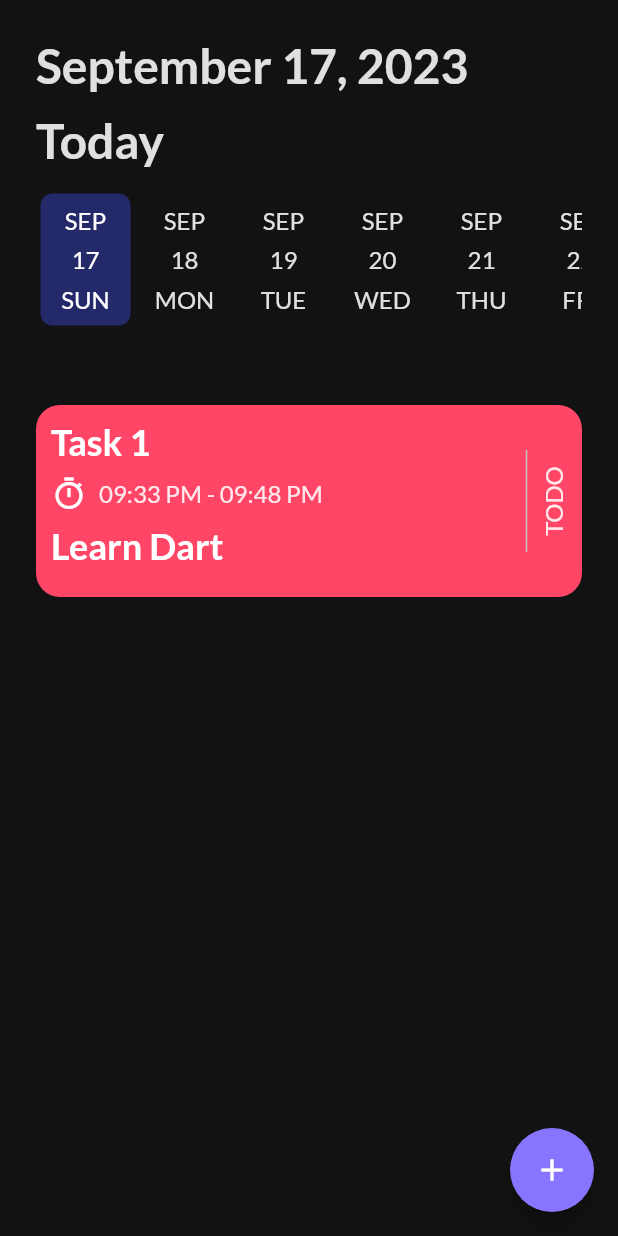
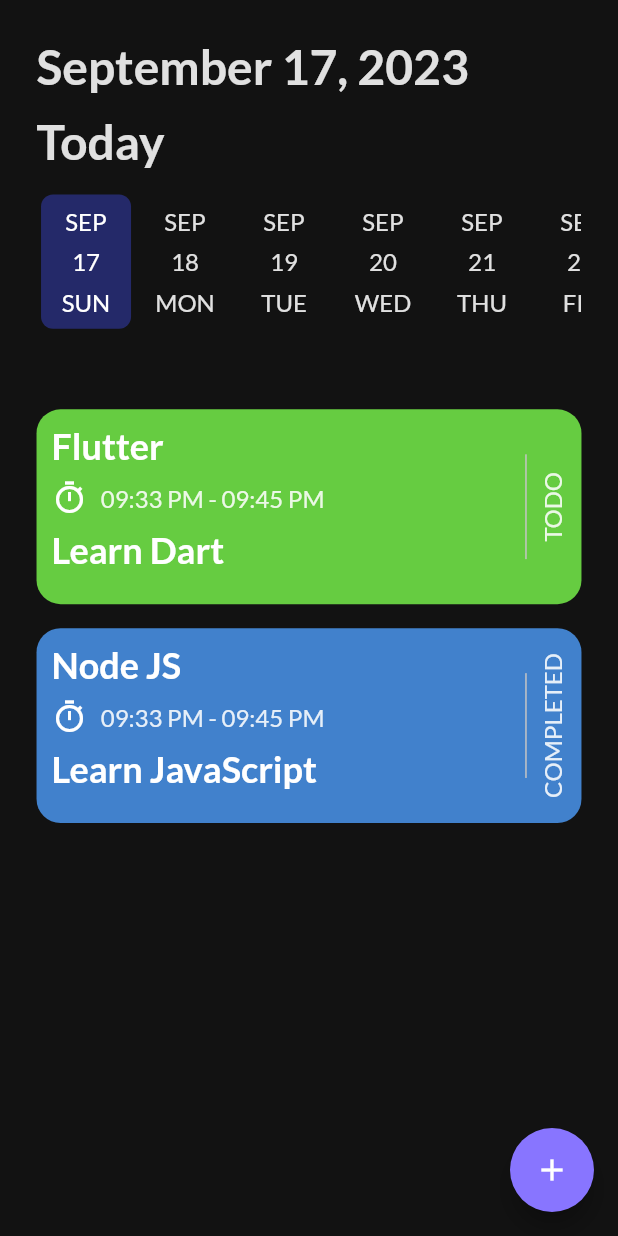
Before and after one commit to eng-muhammedabdulrahman/to_do_app, a Flutter app: the HomeScreen screen opened directly, on a phone screen of 412 x 824 dp. Run offline on Flutter 3.47's test engine with Material 2 defaults, Android fonts, the phone set to English and light mode, and no system bars; drawn by our look-alikes of date_picker_timeline; our stand-ins replace flutter_bloc, flutter_screenutil, get_it, google_fonts, shared_preferences, smooth_page_indicator; accounts and stored records are empty.

Commit message:
Dummy Data with Task Model

```diff
--- /dev/null
+++ b/lib/features/task/data/model/task_model.dart
@@ -0,0 +1,39 @@
+class TaskModel {
+  final String id;
+  final String title;
+  final String note;
+  final String startTime;
+  final String endTime;
+  final bool isCompleted;
+  final int color;
+
+  TaskModel({
+    required this.id,
+    required this.title,
+    required this.note,
+    required this.startTime,
+    required this.endTime,
+    required this.isCompleted,
+    required this.color,
+  });
+  static List<TaskModel> tasksList = [
+    TaskModel(
+      id: '1',
+      title: 'Flutter',
+      note: 'Learn Dart',
+      startTime: '09:33 PM',
+      endTime: '09:45 PM',
+      isCompleted: false,
+      color: 1,
+    ),
+    TaskModel(
+      id: '2',
+      title: 'Node JS',
+      note: 'Learn JavaScript',
+      startTime: '09:33 PM',
+      endTime: '09:45 PM',
+      isCompleted: true,
+      color: 3,
+    ),
+  ];
+}
--- a/lib/features/task/presentation/screens/home_screen/home_screen.dart
+++ b/lib/features/task/presentation/screens/home_screen/home_screen.dart
@@ -1,11 +1,14 @@
 import 'package:date_picker_timeline/date_picker_widget.dart';
+import 'package:flutter/foundation.dart';
 import 'package:flutter/material.dart';
+import 'package:flutter_screenutil/flutter_screenutil.dart';
 import 'package:intl/intl.dart';
 import 'package:to_do_app/core/commons/commons.dart';
 import 'package:to_do_app/core/utils/app_assets.dart';
 import 'package:to_do_app/core/utils/app_colors.dart';
 import 'package:to_do_app/core/utils/app_strings.dart';
 import 'package:to_do_app/core/widgets/custom_button.dart';
+import 'package:to_do_app/features/task/data/model/task_model.dart';
 import 'package:to_do_app/features/task/presentation/screens/add_task_screen/add_task_screen.dart';
 
 class HomeScreen extends StatelessWidget {
@@ -16,7 +19,7 @@ class HomeScreen extends StatelessWidget {
     return SafeArea(
       child: Scaffold(
         body: Padding(
-          padding: const EdgeInsets.all(24),
+          padding: EdgeInsets.all(24.h),
           child: Column(
             crossAxisAlignment: CrossAxisAlignment.start,
             children: [
@@ -25,19 +28,19 @@ class HomeScreen extends StatelessWidget {
                 DateFormat.yMMMMd().format(DateTime.now()),
                 style: Theme.of(context).textTheme.displayLarge,
               ),
-              const SizedBox(
-                height: 12,
+              SizedBox(
+                height: 12.h,
               ),
               // Today
               Text(
                 AppStrings.toDay,
                 style: Theme.of(context).textTheme.displayLarge,
               ),
-              const SizedBox(
-                height: 14,
+              SizedBox(
+                height: 14.h,
               ),
               DatePicker(
-                height: 94,
+                height: 94.h,
                 DateTime.now(),
                 initialSelectedDate: DateTime.now(),
                 selectionColor: AppColors.selectDate,
@@ -52,27 +55,29 @@ class HomeScreen extends StatelessWidget {
                   //   });
                 },
               ),
-              const SizedBox(
-                height: 50,
+              SizedBox(
+                height: 50.h,
               ),
-              // Center(
-              //   child:
-              //   // no tasks
-              //   // noTasksWidget(context),
-              // ),
-              InkWell(
+              // no tasks
+              TaskModel.tasksList.isEmpty
+                  ? noTasksWidget(context)
+                  : Expanded(
+                      child: ListView.builder(
+                          itemCount: TaskModel.tasksList.length,
+                          itemBuilder: (context, index) {
+                            return InkWell(
                                 onTap: () {
                                   showModalBottomSheet(
                                       context: context,
                                       builder: (context) {
                                         return Container(
                                           padding: const EdgeInsets.all(24),
-                            height: 240,
+                                          height: 240.h,
                                           color: AppColors.deepGrey,
                                           child: Column(children: [
                                             // Task Completed
                                             SizedBox(
-                                height: 48,
+                                              height: 48.h,
                                               width: double.infinity,
                                               child: CustomButton(
                                                 text: AppStrings.taskCompleted,
@@ -80,11 +85,11 @@ class HomeScreen extends StatelessWidget {
                                               ),
                                             ),
                                             // deleteTask
-                              const SizedBox(
-                                height: 24,
+                                            SizedBox(
+                                              height: 24.h,
                                             ),
                                             SizedBox(
-                                height: 48,
+                                              height: 48.h,
                                               width: double.infinity,
                                               child: CustomButton(
                                                 text: AppStrings.deleteTask,
@@ -93,11 +98,11 @@ class HomeScreen extends StatelessWidget {
                                               ),
                                             ),
                                             // Task cancel
-                              const SizedBox(
-                                height: 24,
+                                            SizedBox(
+                                              height: 24.h,
                                             ),
                                             SizedBox(
-                                height: 48,
+                                              height: 48.h,
                                               width: double.infinity,
                                               child: CustomButton(
                                                 text: AppStrings.cancel,
@@ -108,7 +113,11 @@ class HomeScreen extends StatelessWidget {
                                         );
                                       });
                                 },
-                  child: const TaskComponent()),
+                                child: TaskComponent(
+                                  taskModel: TaskModel.tasksList[index],
+                                ));
+                          }),
+                    )
             ],
           ),
         ),
@@ -131,8 +140,10 @@ class HomeScreen extends StatelessWidget {
       ),
       Text(
         AppStrings.noTaskTitle,
-        style:
-            Theme.of(context).textTheme.displayMedium!.copyWith(fontSize: 20),
+        style: Theme.of(context)
+            .textTheme
+            .displayMedium!
+            .copyWith(fontSize: 20.sp),
       ),
       Text(
         AppStrings.noTaskSubTitle,
@@ -145,15 +156,35 @@ class HomeScreen extends StatelessWidget {
 class TaskComponent extends StatelessWidget {
   const TaskComponent({
     super.key,
+    required this.taskModel,
   });
+  final TaskModel taskModel;
+  Color getColor(index) {
+    switch (index) {
+      case 0:
+        return AppColors.red;
+      case 1:
+        return AppColors.green;
+      case 2:
+        return AppColors.blueGrey;
+      case 3:
+        return AppColors.blue;
+      case 4:
+        return AppColors.orange;
+      case 5:
+        return AppColors.purple;
+      default:
+        return AppColors.grey;
+    }
+  }
 
   @override
   Widget build(BuildContext context) {
     return Container(
-      height: 128,
+      height: 128.h,
       padding: const EdgeInsets.all(10),
       decoration: BoxDecoration(
-        color: AppColors.red,
+        color: getColor(taskModel.color),
         borderRadius: BorderRadius.circular(16),
       ),
       margin: const EdgeInsets.only(bottom: 16),
@@ -163,12 +194,12 @@ class TaskComponent extends StatelessWidget {
           child: Column(
             crossAxisAlignment: CrossAxisAlignment.start,
             children: [
-              // text
+              // title
               Text(
-                'Task 1',
+                taskModel.title,
                 style: Theme.of(context).textTheme.labelLarge,
               ),
-              const SizedBox(height: 8),
+              SizedBox(height: 8.h),
               // row
               Row(
                 mainAxisAlignment: MainAxisAlignment.start,
@@ -177,19 +208,19 @@ class TaskComponent extends StatelessWidget {
                     Icons.timer_sharp,
                     color: AppColors.white,
                   ),
-                  const SizedBox(
-                    width: 8,
+                  SizedBox(
+                    width: 8.w,
                   ),
                   Text(
-                    '09:33 PM - 09:48 PM',
+                    '${taskModel.startTime} - ${taskModel.endTime}',
                     style: Theme.of(context).textTheme.displayMedium,
                   )
                 ],
               ),
-              const SizedBox(height: 8),
-              // text
+              SizedBox(height: 8.h),
+              // note
               Text(
-                'Learn Dart',
+                taskModel.note,
                 style: Theme.of(context).textTheme.labelLarge,
               ),
             ],
@@ -206,10 +237,16 @@ class TaskComponent extends StatelessWidget {
         RotatedBox(
             quarterTurns: 3,
             child: Text(
-              AppStrings.toDo,
+              taskModel.isCompleted ? AppStrings.completed : AppStrings.toDo,
               style: Theme.of(context).textTheme.displayMedium,
             ))
       ]),
     );
   }
+
+  @override
+  void debugFillProperties(DiagnosticPropertiesBuilder properties) {
+    super.debugFillProperties(properties);
+    properties.add(DiagnosticsProperty<TaskModel>('taskModel', taskModel));
   }
+}
```
Lines whose indentation alone changed are shown as unchanged.
